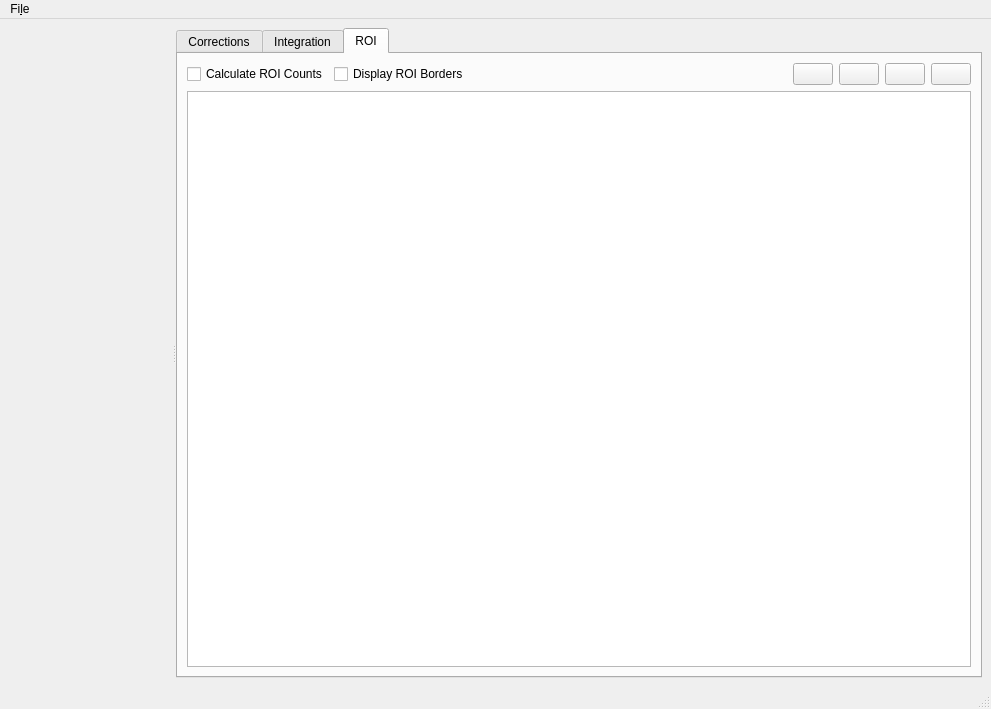
guyjennings/qxrd, file source/qxrddetectorcontrolwindow.ui: the form before one commit.
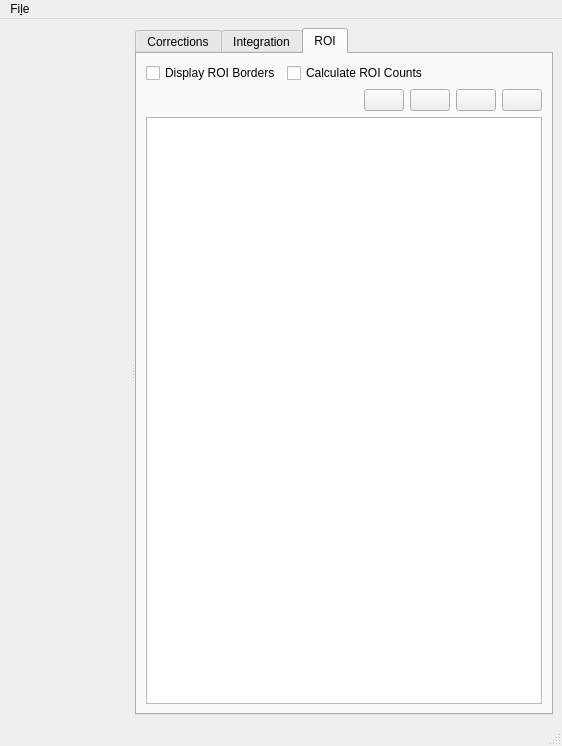
The form after the commit. The open tabs and pages were chosen to show the change. Icons and pictures are not drawn. Custom widgets are drawn as their Qt base class.

Commit message: Added a new QxrdDetectorImagePlot class Implemented context menu for QxrdDetectorImagePlot

The edit to the form file:
```diff
--- a/source/qxrddetectorcontrolwindow.ui
+++ b/source/qxrddetectorcontrolwindow.ui
@@ -6,8 +6,8 @@
    <rect>
     <x>0</x>
     <y>0</y>
-    <width>991</width>
-    <height>709</height>
+    <width>562</width>
+    <height>746</height>
    </rect>
   </property>
   <property name="windowTitle">
@@ -429,22 +429,8 @@
          <string>ROI</string>
         </attribute>
         <layout class="QGridLayout" name="gridLayout_4">
-         <item row="0" column="0">
+         <item row="1" column="0">
           <layout class="QHBoxLayout" name="horizontalLayout">
-           <item>
-            <widget class="QCheckBox" name="m_CalculateROICounts">
-             <property name="text">
-              <string>Calculate ROI Counts</string>
-             </property>
-            </widget>
-           </item>
-           <item>
-            <widget class="QCheckBox" name="m_DisplayROIBorders">
-             <property name="text">
-              <string>Display ROI Borders</string>
-             </property>
-            </widget>
-           </item>
            <item>
             <spacer name="horizontalSpacer">
              <property name="orientation">
@@ -504,7 +490,38 @@
            </item>
           </layout>
          </item>
-         <item row="1" column="0">
+         <item row="0" column="0">
+          <layout class="QHBoxLayout" name="horizontalLayout_2">
+           <item>
+            <widget class="QCheckBox" name="m_DisplayROIBorders">
+             <property name="text">
+              <string>Display ROI Borders</string>
+             </property>
+            </widget>
+           </item>
+           <item>
+            <widget class="QCheckBox" name="m_CalculateROICounts">
+             <property name="text">
+              <string>Calculate ROI Counts</string>
+             </property>
+            </widget>
+           </item>
+           <item>
+            <spacer name="horizontalSpacer_2">
+             <property name="orientation">
+              <enum>Qt::Horizontal</enum>
+             </property>
+             <property name="sizeHint" stdset="0">
+              <size>
+               <width>40</width>
+               <height>20</height>
+              </size>
+             </property>
+            </spacer>
+           </item>
+          </layout>
+         </item>
+         <item row="3" column="0">
           <widget class="QTableView" name="m_ROIWidget"/>
          </item>
         </layout>
@@ -519,7 +536,7 @@
     <rect>
      <x>0</x>
      <y>0</y>
-     <width>991</width>
+     <width>562</width>
      <height>21</height>
     </rect>
    </property>
```
Left out of the diff: 19 changed lines with no effect on the pictures. The commit also changes 7 other files.
